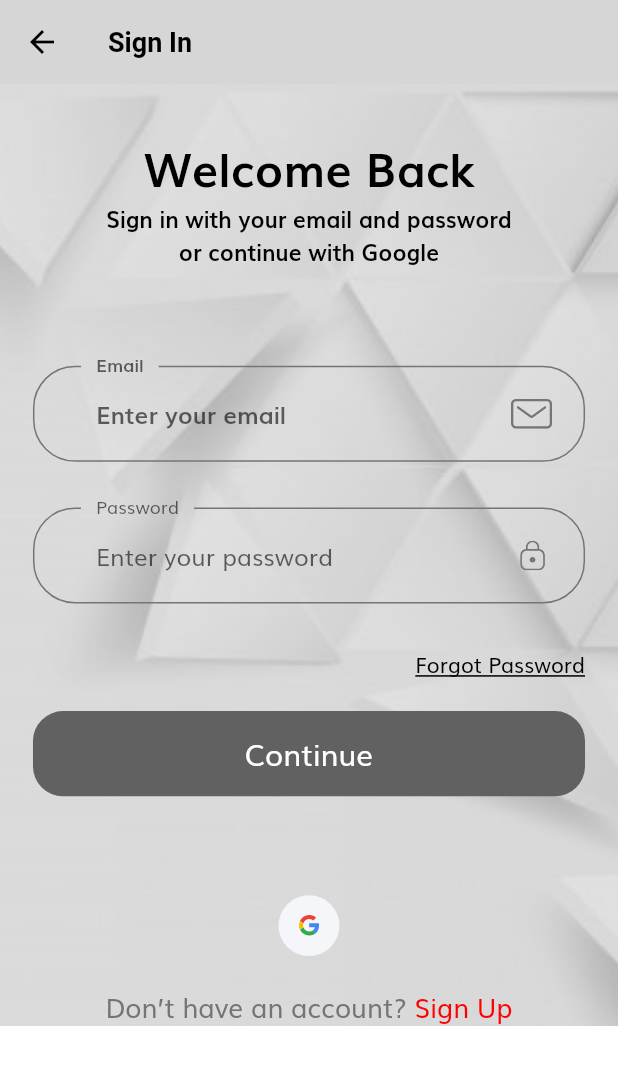
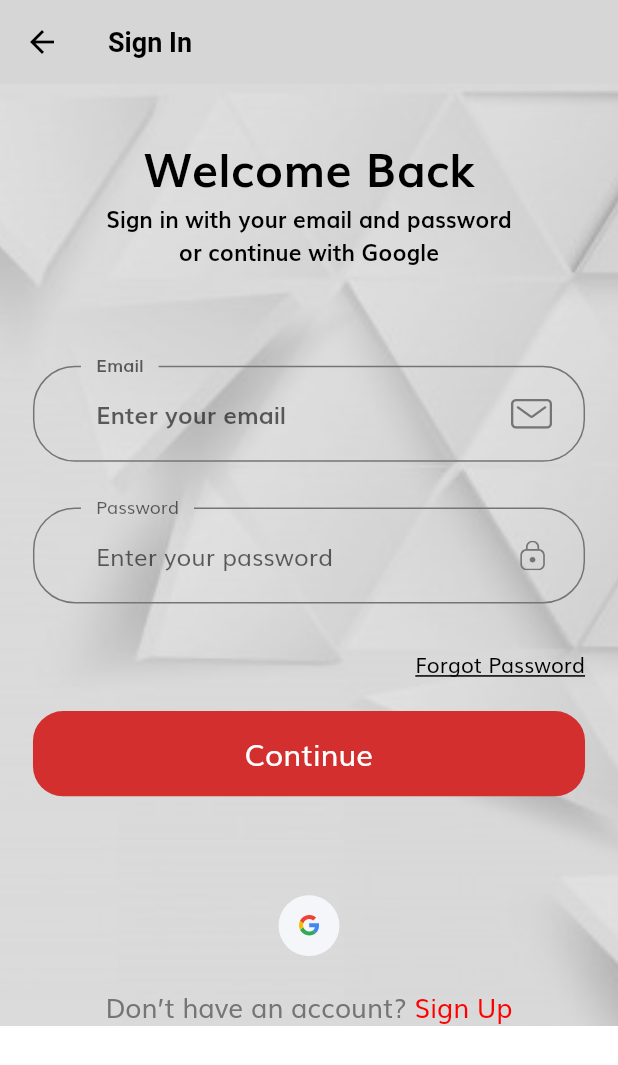
Before and after one commit to houdajh/Stage_mobileApp, a Flutter app: the screen it shows after launch, after a tap on "Continue", on a phone screen of 412 x 824 dp. Shown: the top 1065 px of the screen. Run offline on Flutter 3.47's test engine with Material 2 defaults, Android fonts, the phone set to English and light mode, and no system bars; our stand-ins replace awesome_dialog, carousel_slider, cloud_firestore, firebase_auth, firebase_core, flutter_image_slideshow and 3 more; missing offline and left inert: comment_box, flutter_material_color_picker; accounts and stored records are empty.

Commit message:
last i think

```diff
--- a/lib/screens/sign_in/components/sign_form.dart
+++ b/lib/screens/sign_in/components/sign_form.dart
@@ -3,6 +3,7 @@ import 'package:firebase_auth/firebase_auth.dart';
 import 'package:flutter/material.dart';
 import 'package:shop_app/components/custom_surfix_icon.dart';
 import 'package:shop_app/components/form_error.dart';
+import 'package:shop_app/components/redButton.dart';
 import 'package:shop_app/helper/keyboard.dart';
 import 'package:shop_app/screens/forgot_password/forgot_password_screen.dart';
 import 'package:shop_app/screens/login_success/login_success_screen.dart';
@@ -99,7 +100,7 @@ class _SignFormState extends State<SignForm> {
           ),
           FormError(errors: errors),
           SizedBox(height: getProportionateScreenHeight(20)),
-          DefaultButton(
+          RedButton(
             text: "Continue",
             press: () async {
               if (formstate.currentState.validate()) {
```
